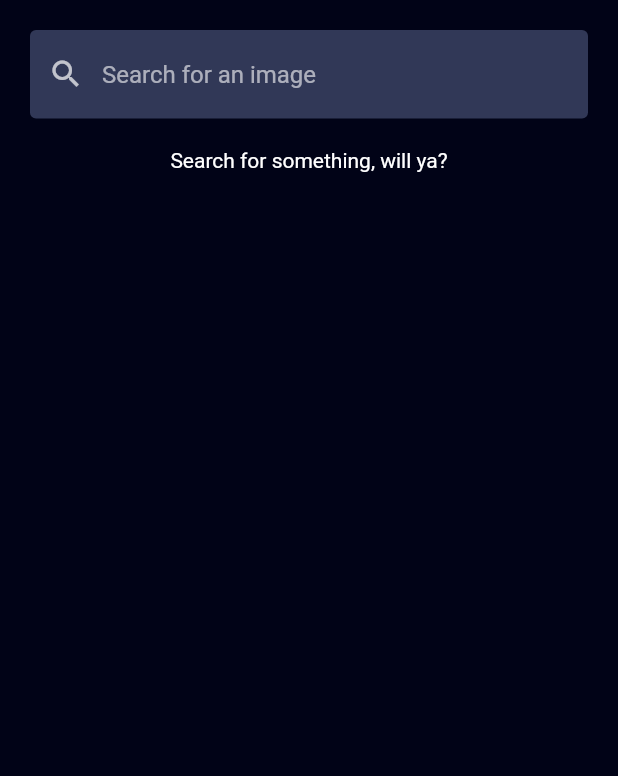
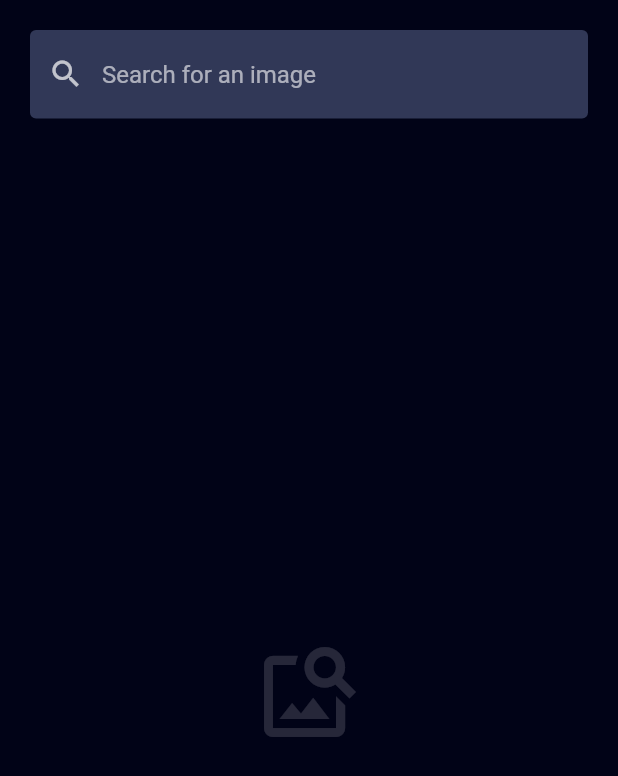
Before and after one commit to hanskokx/rx_image_search, a Flutter app: the screen it shows after launch, on a phone screen of 412 x 824 dp. Shown: the top 776 px of the screen. Run offline on Flutter 3.47's test engine with Material 2 defaults, Android fonts, the phone set to English and light mode, and no system bars; our stand-ins replace bloc, cached_network_image, dio, flutter_bloc, image_gallery_saver, permission_handler.

Commit message:
Looking a bit better now
Signed-off-by: Hans Kokx <hans.d.kokx@gmail.com>

```diff
--- a/lib/constants/theme.dart
+++ b/lib/constants/theme.dart
@@ -26,7 +26,7 @@ ThemeData theme = ThemeData(
     onError: Color(0xfffffbff),
     onPrimary: Color(0xfffffbff),
     onSecondary: Color(0xfffffbff),
-    onSurface: Color(0xfffffbff),
+    onSurface: Color(0x25FFFBFF),
     primary: Color(0xff59befc),
     primaryVariant: Color(0xff6163fd),
     secondary: Color(0xff1c2031),
--- a/lib/widgets/image_search_result_grid.dart
+++ b/lib/widgets/image_search_result_grid.dart
@@ -17,7 +17,8 @@ class _ImageSearchResultGridState extends State<ImageSearchResultGrid>
   int itemCount = 0;
   @override
   Widget build(BuildContext context) {
-    return BlocBuilder<ImageBloc, ImageState>(
+    return Expanded(
+      child: BlocBuilder<ImageBloc, ImageState>(
         builder: (context, state) {
           if (state is Searching) {
             return const CircularProgressIndicator();
@@ -43,8 +44,19 @@ class _ImageSearchResultGridState extends State<ImageSearchResultGrid>
             );
           }
 
-        return const Center(child: Text('Search for something, will ya?'));
+          return Column(
+            mainAxisAlignment: MainAxisAlignment.center,
+            mainAxisSize: MainAxisSize.max,
+            children: [
+              Icon(
+                Icons.image_search_outlined,
+                color: Theme.of(context).colorScheme.onSurface,
+                size: 72,
+              ),
+            ],
+          );
         },
+      ),
     );
   }
 
```
Lines whose indentation alone changed are shown as unchanged.
